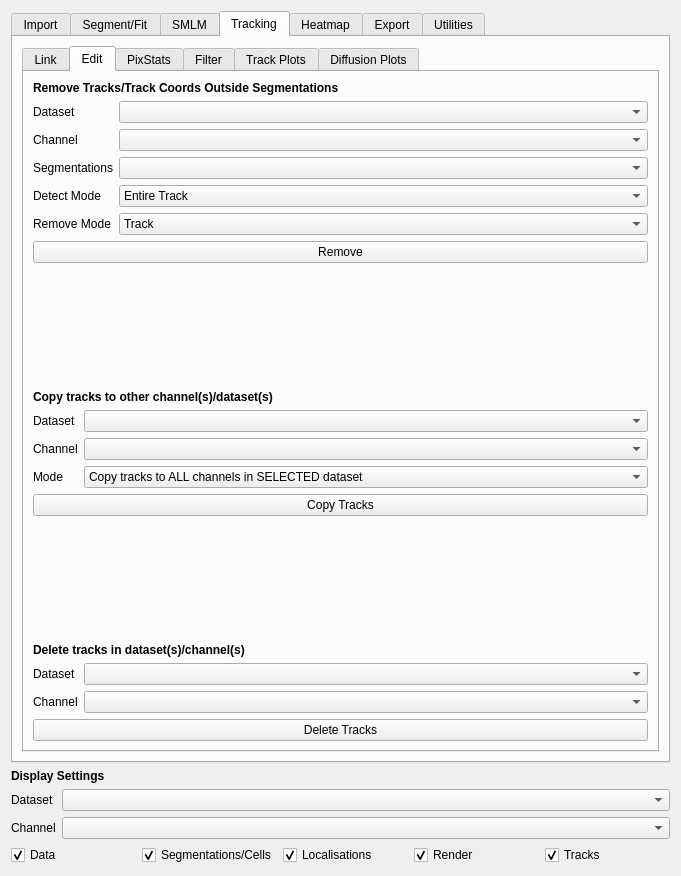
The window that src/moltrack/GUI/widget_ui.ui (piedrro/napari-moltrack) describes before a commit, drawn with Qt 5.
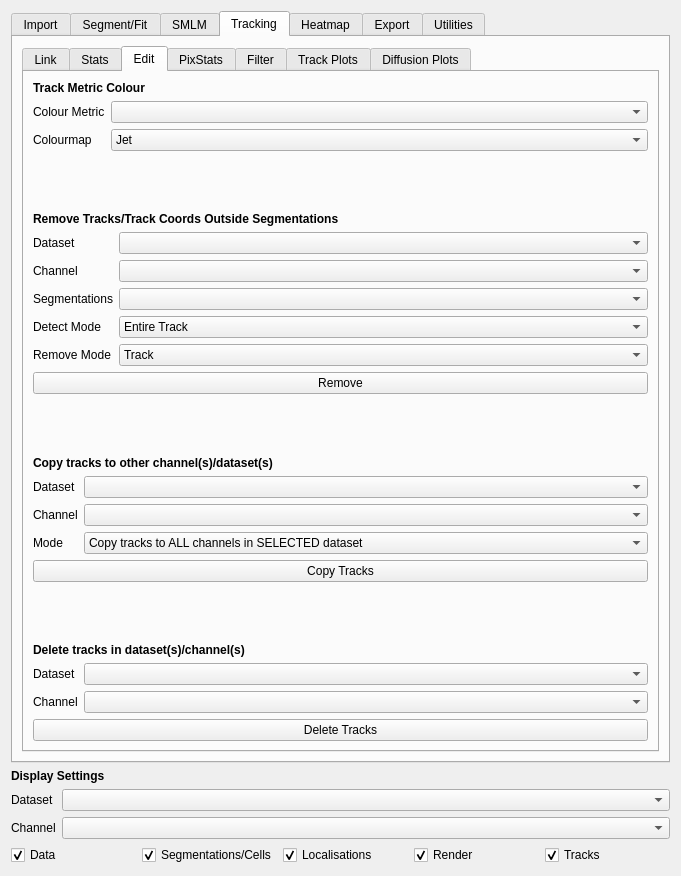
The same window after the commit. The open tabs and pages were chosen to show the change.

Commit message: added tracks cmap

What changed in the file:
```diff
--- a/src/moltrack/GUI/widget_ui.ui
+++ b/src/moltrack/GUI/widget_ui.ui
@@ -2939,6 +2939,13 @@
              </property>
             </spacer>
            </item>
+          </layout>
+         </widget>
+         <widget class="QWidget" name="tab_35">
+          <attribute name="title">
+           <string>Stats</string>
+          </attribute>
+          <layout class="QVBoxLayout" name="verticalLayout_37">
            <item>
             <widget class="QLabel" name="label_153">
              <property name="font">
@@ -3043,6 +3050,92 @@
            <string>Edit</string>
           </attribute>
           <layout class="QVBoxLayout" name="verticalLayout_4">
+           <item>
+            <widget class="QLabel" name="label_159">
+             <property name="font">
+              <font>
+               <weight>75</weight>
+               <bold>true</bold>
+              </font>
+             </property>
+             <property name="text">
+              <string>Track Metric Colour</string>
+             </property>
+            </widget>
+           </item>
+           <item>
+            <layout class="QFormLayout" name="formLayout_39">
+             <item row="0" column="0">
+              <widget class="QLabel" name="label_160">
+               <property name="text">
+                <string>Colour Metric</string>
+               </property>
+              </widget>
+             </item>
+             <item row="0" column="1">
+              <widget class="QComboBox" name="track_colour_metric"/>
+             </item>
+             <item row="1" column="0">
+              <widget class="QLabel" name="label_161">
+               <property name="text">
+                <string>Colourmap</string>
+               </property>
+              </widget>
+             </item>
+             <item row="1" column="1">
+              <widget class="QComboBox" name="track_colour_colourmap">
+               <item>
+                <property name="text">
+                 <string>Jet</string>
+                </property>
+               </item>
+               <item>
+                <property name="text">
+                 <string>Turbo</string>
+                </property>
+               </item>
+               <item>
+                <property name="text">
+                 <string>Viridis</string>
+                </property>
+               </item>
+               <item>
+                <property name="text">
+                 <string>Plasma</string>
+                </property>
+               </item>
+               <item>
+                <property name="text">
+                 <string>Inferno</string>
+                </property>
+               </item>
+               <item>
+                <property name="text">
+                 <string>Magma</string>
+                </property>
+               </item>
+               <item>
+                <property name="text">
+                 <string>Hot</string>
+                </property>
+               </item>
+              </widget>
+             </item>
+            </layout>
+           </item>
+           <item>
+            <spacer name="verticalSpacer_36">
+             <property name="orientation">
+              <enum>Qt::Vertical</enum>
+             </property>
+             <property name="sizeHint" stdset="0">
+              <size>
+               <width>20</width>
+               <height>40</height>
+              </size>
+             </property>
+            </spacer>
+           </item>
            <item>
             <widget class="QLabel" name="label_39">
              <property name="font">
```
Left out of the diff: 4 changed lines with no effect on the pictures. The commit also changes 10 other files.
